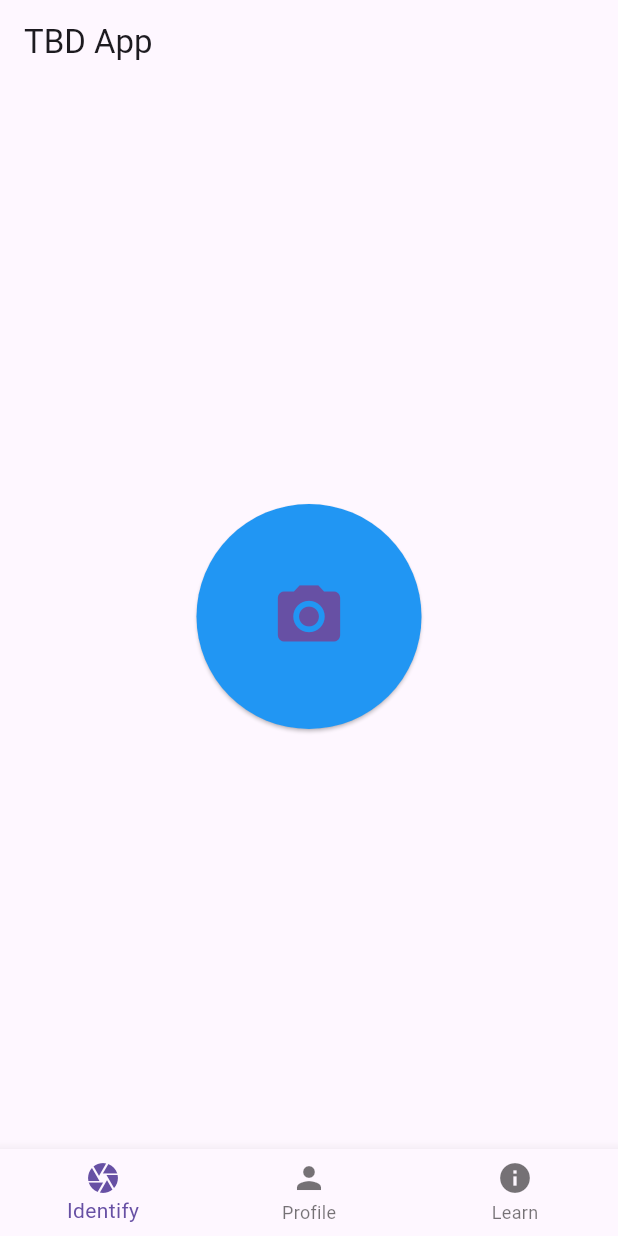
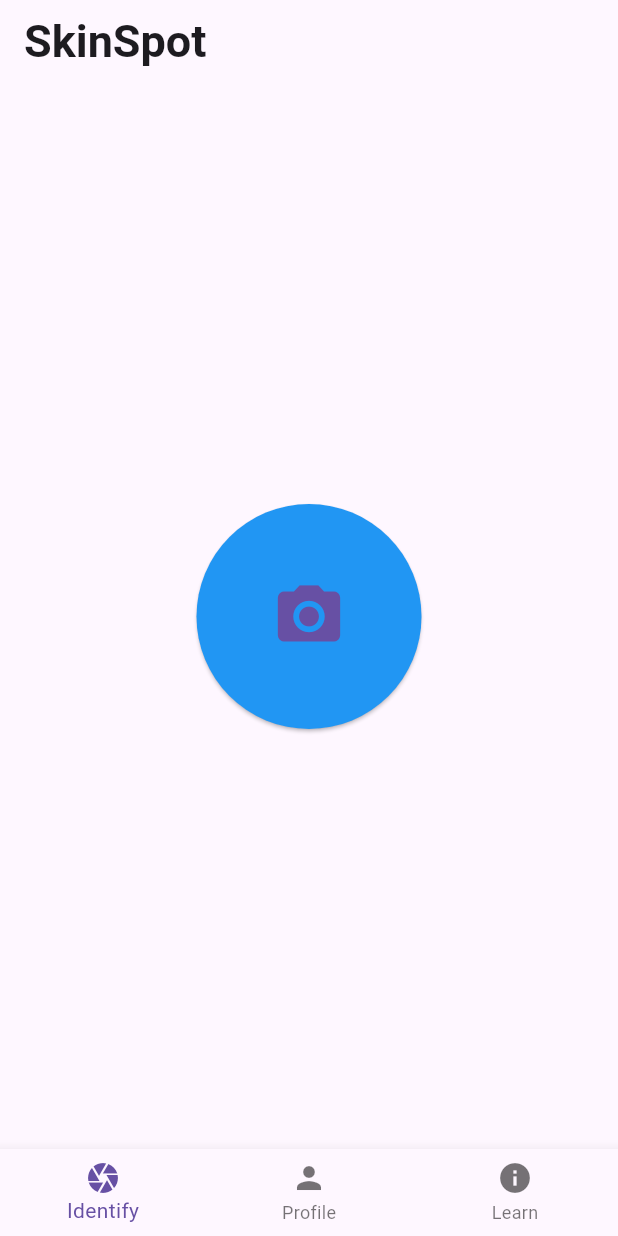
Before and after one commit to bryanz35/SkinDiseaseApp, a Flutter app: the screen it shows after launch, on a phone screen of 412 x 824 dp. Run offline on Flutter 3.47's test engine with Material 3 defaults, Android fonts, the phone set to English and light mode, and no system bars; our stand-ins replace camera; missing offline and left inert: flutter_pytorch.

```diff
--- a/lib/main.dart
+++ b/lib/main.dart
@@ -20,7 +20,7 @@ class MyApp extends StatelessWidget {
   Widget build(BuildContext context) {
     return MaterialApp(
       debugShowCheckedModeBanner: false,
-      title: 'TBD App',
+      title: 'SkinSpot',
       theme: ThemeData(
         primarySwatch: Colors.blue,
       ),
@@ -55,7 +55,7 @@ class _SplashScreenState extends State<SplashScreen> {
         child: Column(
           mainAxisAlignment: MainAxisAlignment.center,
           children: [
-            Text("TBD", style: TextStyle(fontSize: 30, fontWeight: FontWeight.bold)),
+            Text("SkinSpot", style: TextStyle(fontSize: 30, fontWeight: FontWeight.bold)),
             SizedBox(height: 20),
             CircularProgressIndicator(),
           ],
@@ -84,7 +84,7 @@ class _MyHomePageState extends State<MyHomePage> {
   @override
   Widget build(BuildContext context) {
     return Scaffold(
-      appBar: AppBar(title: Text('TBD App')),
+      appBar: AppBar(title: Text('SkinSpot', style: TextStyle(fontSize:  30, fontWeight: FontWeight.bold))),
       body: _screens[_currentIndex],
       bottomNavigationBar: BottomNavigationBar(
         currentIndex: _currentIndex,
--- a/pubspec.yaml
+++ b/pubspec.yaml
@@ -20,7 +20,9 @@ dependencies:
   camera: ^0.11.0+2
   path_provider: ^2.1.4
   path: ^1.9.0
+
   flutter_pytorch: ^1.0.1
+
   video_player: ^2.9.2
 
 dev_dependencies:
@@ -31,3 +33,5 @@ dev_dependencies:
 
 flutter:
   uses-material-design: true
+  assets:
+    - assets/models/model_classification.pt
```
Also changed, not shown: lib/results.dart (+27 -2 lines), 3 other files.
